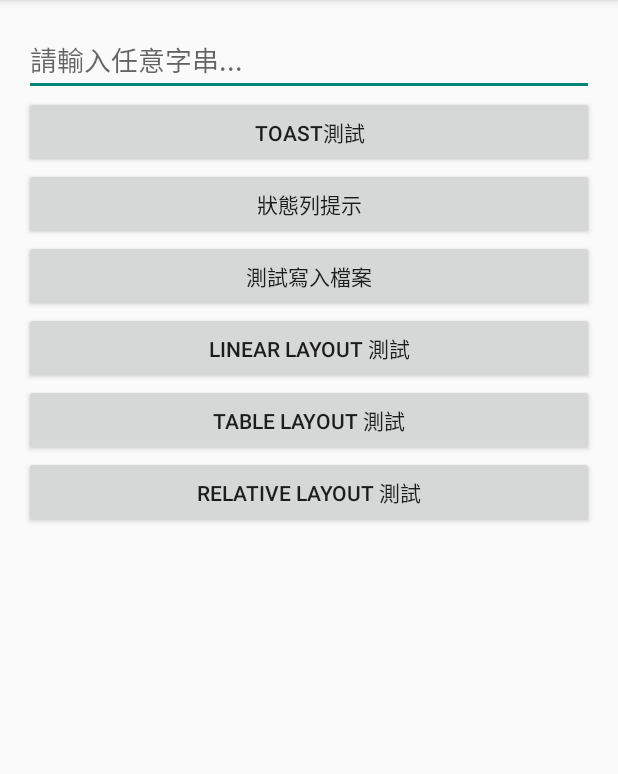
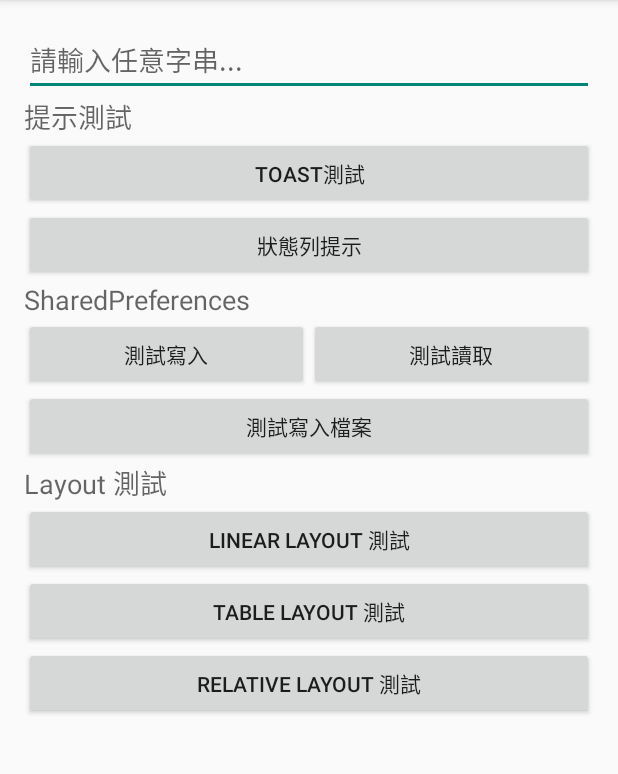
Before and after one commit to fishingboy/Android_Test, an Android app: the MainView screen opened directly, with no data from a screen before it, on a phone screen of 412 x 824 dp, the part 84-858 px from its top. Run offline under Robolectric (Android 15) with nearby library versions, the phone set to English and light mode, and no system bars.

Commit message:
測試 SharedPreferences 寫入/讀取資料 (有點類似 VB 的 collection)

```diff
--- a/app/src/main/java/com/leo_kuo/android_test/MainView.java
+++ b/app/src/main/java/com/leo_kuo/android_test/MainView.java
@@ -4,6 +4,7 @@ import android.app.Notification;
 import android.app.NotificationManager;
 import android.content.Context;
 import android.content.Intent;
+import android.content.SharedPreferences;
 import android.support.v7.app.ActionBarActivity;
 import android.os.Bundle;
 import android.view.Menu;
@@ -105,4 +106,17 @@ public class MainView extends ActionBarActivity
         startActivity(intent);
     }
 
+    public void writeSharedPreferences(View view)
+    {
+        SharedPreferences data = getSharedPreferences("data", MODE_PRIVATE);
+        data.edit().putString("msg", "Hello Shared Preferences!").commit();
+        Lib.alert(view, "writeSharedPreferences Finish!");
+    }
+
+    public void readSharedPreferences(View view)
+    {
+        SharedPreferences data = getSharedPreferences("data", MODE_PRIVATE);
+        String msg = data.getString("msg", "no msg...");
+        Lib.alert(view, "msg = " + msg);
+    }
 }
--- a/app/src/main/res/layout/activity_main.xml
+++ b/app/src/main/res/layout/activity_main.xml
@@ -22,6 +22,13 @@
             android:inputType="text"
             android:hint="請輸入任意字串..."/>
 
+        <TextView
+            android:layout_width="wrap_content"
+            android:layout_height="wrap_content"
+            android:textAppearance="?android:attr/textAppearanceMedium"
+            android:text="提示測試"
+            android:id="@+id/textView3"/>
+
         <Button
             android:layout_width="match_parent"
             android:layout_height="wrap_content"
@@ -38,12 +45,51 @@
             android:layout_gravity="center_horizontal"
             android:onClick="showNotify"/>
 
+
+
+        <TableLayout
+            android:layout_width="match_parent"
+            android:layout_height="wrap_content"
+            android:layout_gravity="center_horizontal">
+
+            <TextView
+                android:layout_width="wrap_content"
+                android:layout_height="wrap_content"
+                android:textAppearance="?android:attr/textAppearanceMedium"
+                android:text="SharedPreferences"
+                android:id="@+id/textView"/>
+
+            <TableRow>
+                <Button
+                    android:layout_height="wrap_content"
+                    android:text="測試寫入"
+                    android:id="@+id/button24"
+                    android:layout_gravity="center_horizontal"
+                    android:layout_weight="1"
+                    android:onClick="writeSharedPreferences"/>
+                <Button
+                    android:layout_height="wrap_content"
+                    android:text="測試讀取"
+                    android:id="@+id/button25"
+                    android:layout_gravity="center_horizontal"
+                    android:layout_weight="1"
+                    android:onClick="readSharedPreferences"/>
+            </TableRow>
+        </TableLayout>
+
         <Button
             android:layout_width="match_parent"
             android:layout_height="wrap_content"
             android:text="測試寫入檔案"
             android:id="@+id/btn_file_test"
             android:layout_gravity="center_horizontal"/>
+
+        <TextView
+            android:layout_width="wrap_content"
+            android:layout_height="wrap_content"
+            android:textAppearance="?android:attr/textAppearanceMedium"
+            android:text="Layout 測試"
+            android:id="@+id/textView2"/>
 
         <Button
             android:layout_width="match_parent"
--- a/app/src/main/res/layout/activity_table.xml
+++ b/app/src/main/res/layout/activity_table.xml
@@ -6,7 +6,9 @@
                 android:paddingRight="@dimen/activity_horizontal_margin"
                 android:paddingTop="@dimen/activity_vertical_margin"
                 android:paddingBottom="@dimen/activity_vertical_margin"
-                tools:context="com.leo_kuo.android_test.TableActivity">
+                tools:context="com.leo_kuo.android_test.TableActivity"
+                android:orientation="vertical"
+                android:id="@+id/table_layout">
 
 
     <TableRow
```
